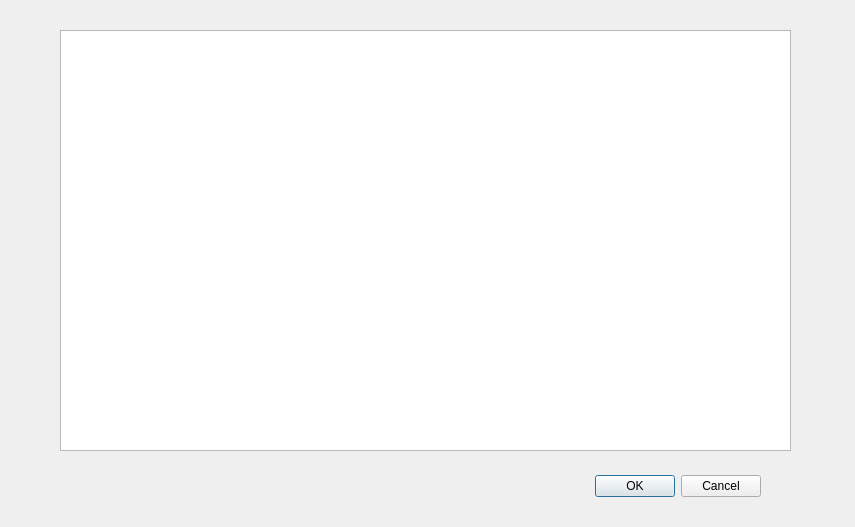
Before: the Qt Designer form librarymanage/intheotheloai.ui in DTTaze/Qt-Library-Management, drawn with Qt 5.
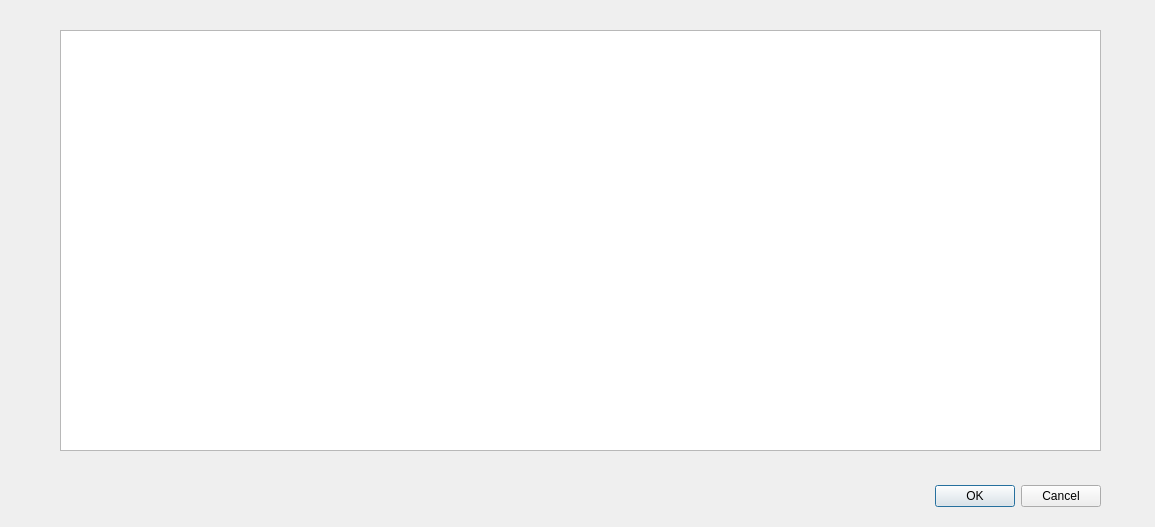
After: the same form once the commit is applied.

```diff
--- a/librarymanage/intheotheloai.ui
+++ b/librarymanage/intheotheloai.ui
@@ -6,7 +6,7 @@
    <rect>
     <x>0</x>
     <y>0</y>
-    <width>855</width>
+    <width>1155</width>
     <height>527</height>
    </rect>
   </property>
@@ -16,8 +16,8 @@
   <widget class="QDialogButtonBox" name="buttonBox">
    <property name="geometry">
     <rect>
-     <x>420</x>
-     <y>470</y>
+     <x>760</x>
+     <y>480</y>
      <width>341</width>
      <height>32</height>
     </rect>
@@ -34,13 +34,16 @@
     <rect>
      <x>60</x>
      <y>30</y>
-     <width>731</width>
+     <width>1041</width>
      <height>421</height>
     </rect>
    </property>
    <property name="editTriggers">
     <set>QAbstractItemView::EditTrigger::DoubleClicked</set>
    </property>
+   <attribute name="horizontalHeaderStretchLastSection">
+    <bool>true</bool>
+   </attribute>
   </widget>
  </widget>
  <resources/>
```
